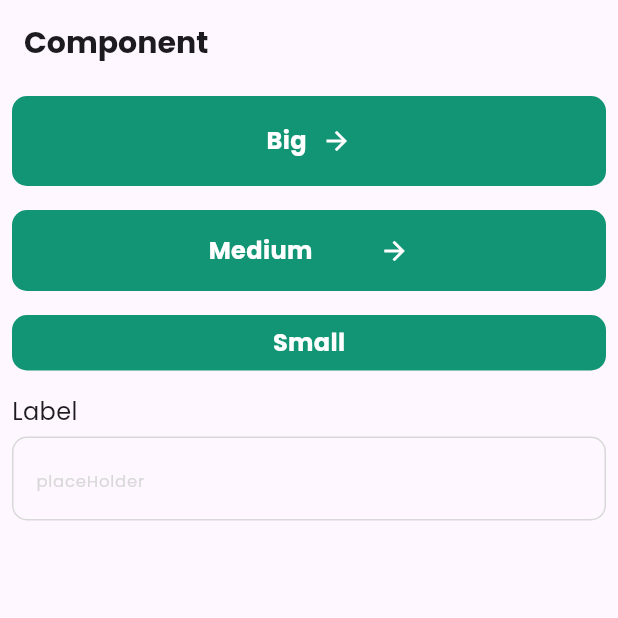
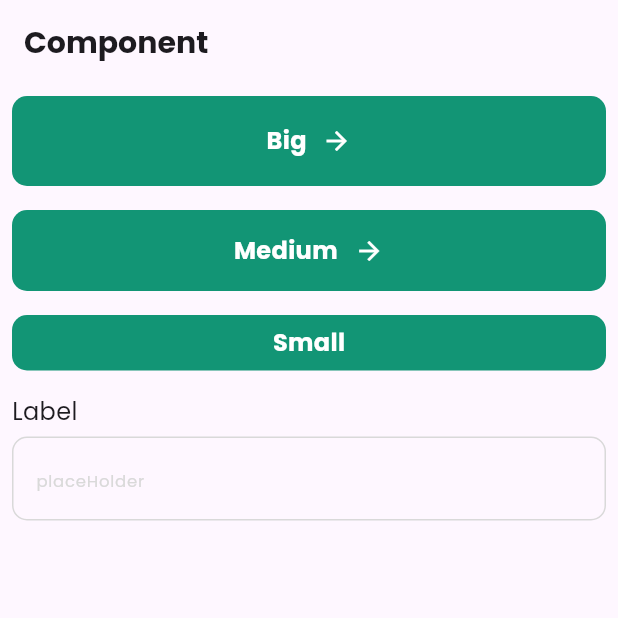
Before and after one commit to LeeChungWoo92/flutter_recipe_app, a Flutter app: the screen it shows after launch, on a phone screen of 412 x 824 dp, the top half of it. Run offline on Flutter 3.47's test engine with Material 3 defaults, Android fonts, the phone set to English and light mode, and no system bars.

Commit message:
feat: MediumButton width 수정

```diff
--- a/lib/core/presentation/components/medium_button.dart
+++ b/lib/core/presentation/components/medium_button.dart
@@ -1,6 +1,6 @@
 import 'package:flutter/material.dart';
-import 'package:flutter_recipe_app/ui/color_styles.dart';
 
+import '../../../ui/color_styles.dart';
 import '../../../ui/text_styles.dart';
 
 class MediumButton extends StatefulWidget {
@@ -8,10 +8,10 @@ class MediumButton extends StatefulWidget {
   final void Function() onPressed;
 
   const MediumButton(
-    this.text, {
-    super.key,
-    required this.onPressed,
-  });
+      this.text, {
+        super.key,
+        required this.onPressed,
+      });
 
   @override
   State<MediumButton> createState() => _MediumButtonState();
@@ -32,7 +32,6 @@ class _MediumButtonState extends State<MediumButton> {
         setState(() {
           isPressed = false;
         });
-
         widget.onPressed();
       },
       onTapCancel: () {
@@ -49,18 +48,16 @@ class _MediumButtonState extends State<MediumButton> {
         child: Row(
           mainAxisAlignment: MainAxisAlignment.center,
           children: [
-            SizedBox(
-              width: 114,
-              child: Text(
-                widget.text,
-                style: TextStyles.normalTextBold.copyWith(color: Colors.white), //런타임에 복사
-              ),
+            Text(
+              widget.text,
+              style: TextStyles.normalTextBold.copyWith(color: Colors.white),
             ),
+            const SizedBox(width: 11),
             const Icon(
               Icons.arrow_forward,
               size: 20,
               color: Colors.white,
-            ),
+            )
           ],
         ),
       ),
```
